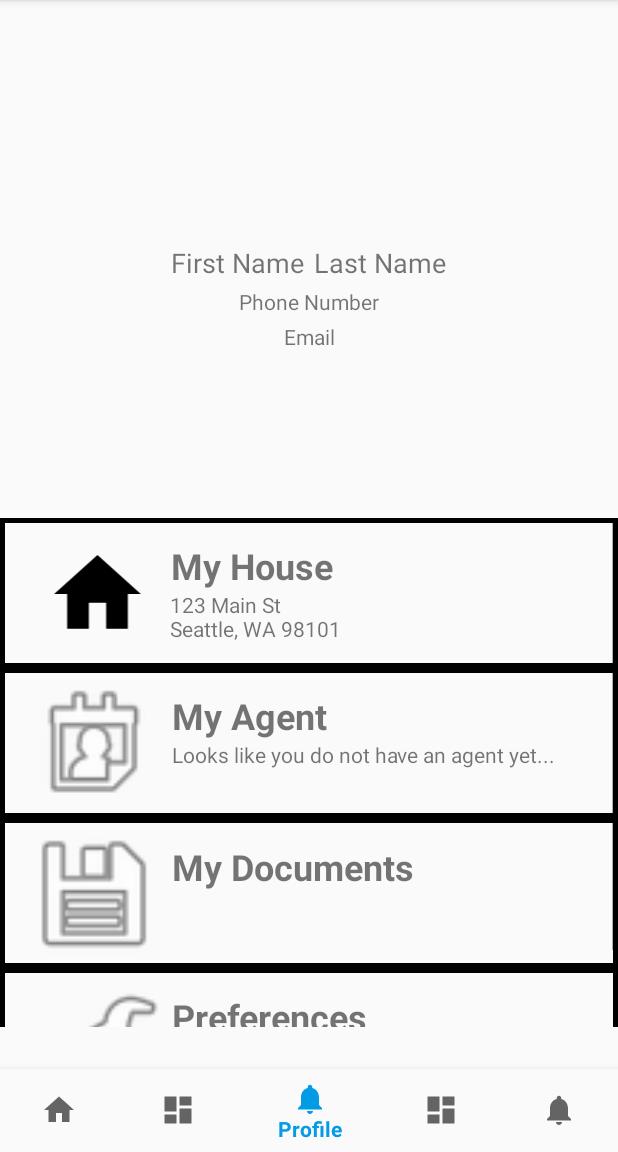
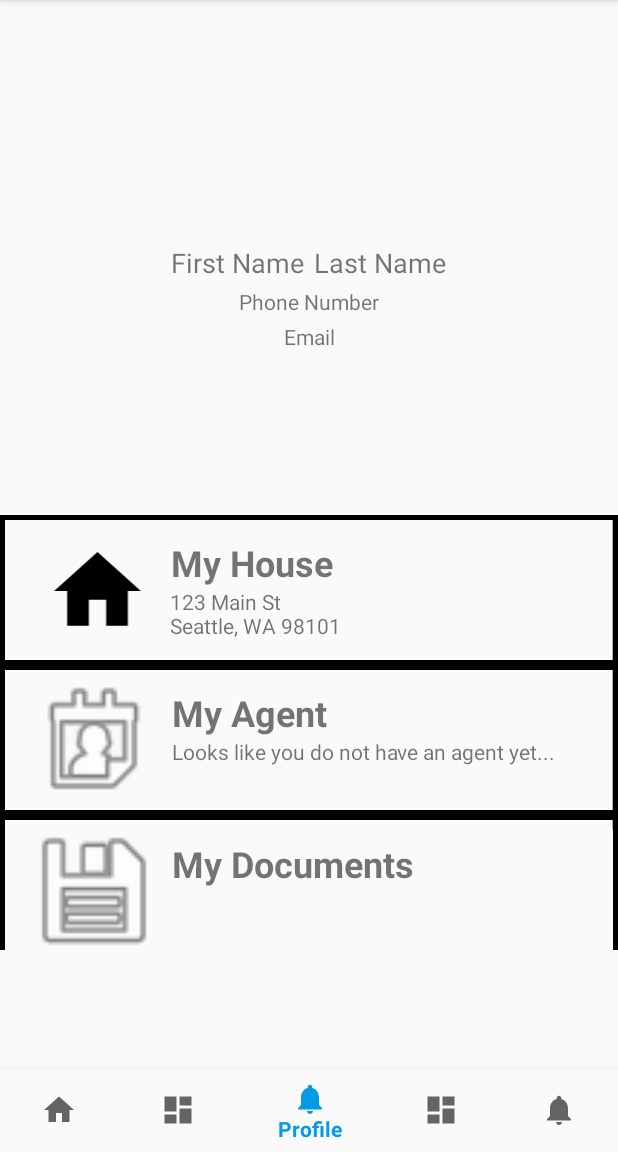
Before and after one commit to kochsj/Android_Realty, an Android app: the ProfileFragment screen opened through its navigation route, on a phone screen of 412 x 824 dp, the part 84-1236 px from its top. Run offline under Robolectric (Android 15) with nearby library versions, the phone set to English and light mode, and no system bars; our stand-ins replace navigation-ui; plain views replace BottomNavigationViewEx; 4 statements that could not run were skipped.

Commit message:
profile page designed

```diff
--- a/app/src/main/res/layout/fragment_profile.xml
+++ b/app/src/main/res/layout/fragment_profile.xml
@@ -88,9 +88,9 @@
 
     <ScrollView
         android:layout_width="match_parent"
-        android:layout_height="339dp"
+        android:layout_height="290dp"
         android:layout_marginTop="1dp"
-        android:layout_marginBottom="1dp"
+        android:layout_marginBottom="@dimen/bottom_nav_bar_height"
         app:layout_constraintBottom_toBottomOf="parent"
         app:layout_constraintEnd_toEndOf="parent"
         app:layout_constraintStart_toStartOf="parent"
@@ -99,7 +99,7 @@
         <LinearLayout
             android:layout_width="match_parent"
             android:layout_height="wrap_content"
-            android:orientation="vertical" >
+            android:orientation="vertical">
 
             <androidx.constraintlayout.widget.ConstraintLayout
                 android:id="@+id/profile_house_button"
```
Also changed, not shown: app/src/main/res/layout/fragment_more_calculator.xml (+3 -6 lines).
